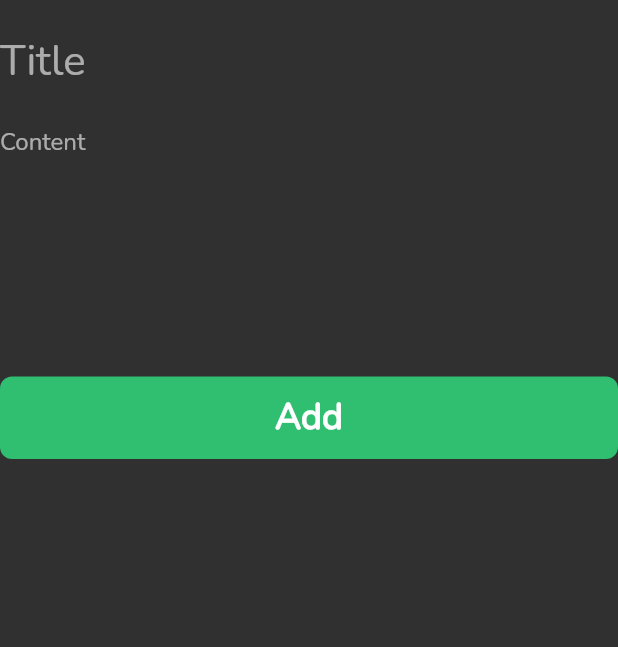
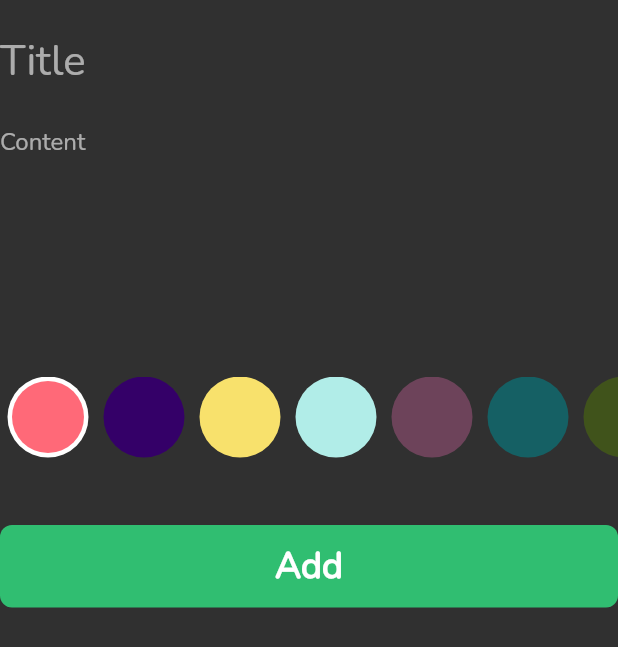
Before and after one commit to ykhaledw/notes_app, a Flutter app: the AddNoteForm widget shown alone on an empty page, opened directly, on a phone screen of 412 x 824 dp. Shown: the top 647 px of the screen. Run offline on Flutter 3.47's test engine with Material 2 defaults, Android fonts, the phone set to English and light mode, and no system bars; our stand-ins replace flutter_bloc, hive, hive_flutter; accounts and stored records are empty.

Commit message:
add color list to add bottom sheet

```diff
--- a/lib/widgets/add_note_form.dart
+++ b/lib/widgets/add_note_form.dart
@@ -3,6 +3,7 @@ import 'package:flutter_bloc/flutter_bloc.dart';
 import 'package:notes_app/cubits/add_note_cubit/add_note_cubit.dart';
 import 'package:notes_app/cubits/add_note_cubit/add_note_state.dart';
 import 'package:notes_app/models/note_model.dart';
+import 'package:notes_app/widgets/color_list_view.dart';
 import 'package:notes_app/widgets/custom_button.dart';
 import 'package:notes_app/widgets/custom_text_field.dart';
 
@@ -46,6 +47,10 @@ class _AddNoteFormState extends State<AddNoteForm> {
           const SizedBox(
             height: 45,
           ),
+          const ColorListView(),
+          const SizedBox(
+            height: 45,
+          ),
           BlocBuilder<AddNoteCubit, AddNoteState>(
             builder: (context, state) {
               return CustomBotton(
--- /dev/null
+++ b/lib/widgets/color_list_view.dart
@@ -0,0 +1,75 @@
+import 'package:flutter/material.dart';
+
+class ColorItem extends StatelessWidget {
+  const ColorItem({
+    super.key,
+    required this.isActive,
+    required this.color,
+  });
+
+  final bool isActive;
+  final Color color;
+
+  @override
+  Widget build(BuildContext context) {
+    return Padding(
+      padding: const EdgeInsets.symmetric(horizontal: 4),
+      child: isActive
+          ? CircleAvatar(
+              backgroundColor: Colors.white,
+              radius: 28,
+              child: CircleAvatar(
+                backgroundColor: color,
+                radius: 24,
+              ),
+            )
+          : CircleAvatar(
+              backgroundColor: color,
+              radius: 28,
+            ),
+    );
+  }
+}
+
+class ColorListView extends StatefulWidget {
+  const ColorListView({super.key});
+
+  @override
+  State<ColorListView> createState() => _ColorListViewState();
+}
+
+class _ColorListViewState extends State<ColorListView> {
+  int currentIndex = 0;
+  List<Color> colors = const [
+    Color(0xffFF6978),
+    Color(0xff340068),
+    Color(0xffF8E16C),
+    Color(0xffB1EDE8),
+    Color(0xff6D435A),
+    Color(0xff156064),
+    Color(0xff40531B),
+  ];
+
+  @override
+  Widget build(BuildContext context) {
+    return SizedBox(
+      height: 27 * 2,
+      child: ListView.builder(
+        itemCount: colors.length,
+        scrollDirection: Axis.horizontal,
+        itemBuilder: (context, index) {
+          return GestureDetector(
+            onTap: () {
+              currentIndex = index;
+              setState(() {});
+            },
+            child: ColorItem(
+              isActive: (currentIndex == index),
+              color: colors[index],
+            ),
+          );
+        },
+      ),
+    );
+  }
+}
--- a/lib/widgets/custom_edit_note_app_bar.dart
+++ b/lib/widgets/custom_edit_note_app_bar.dart
@@ -20,7 +20,7 @@ class CustomEditNoteAppBar extends StatelessWidget {
         CustomIcon(
           onPressed: onPressed,
           icon: Icons.save_outlined,
-          ),
+        ),
       ],
     );
   }
```
